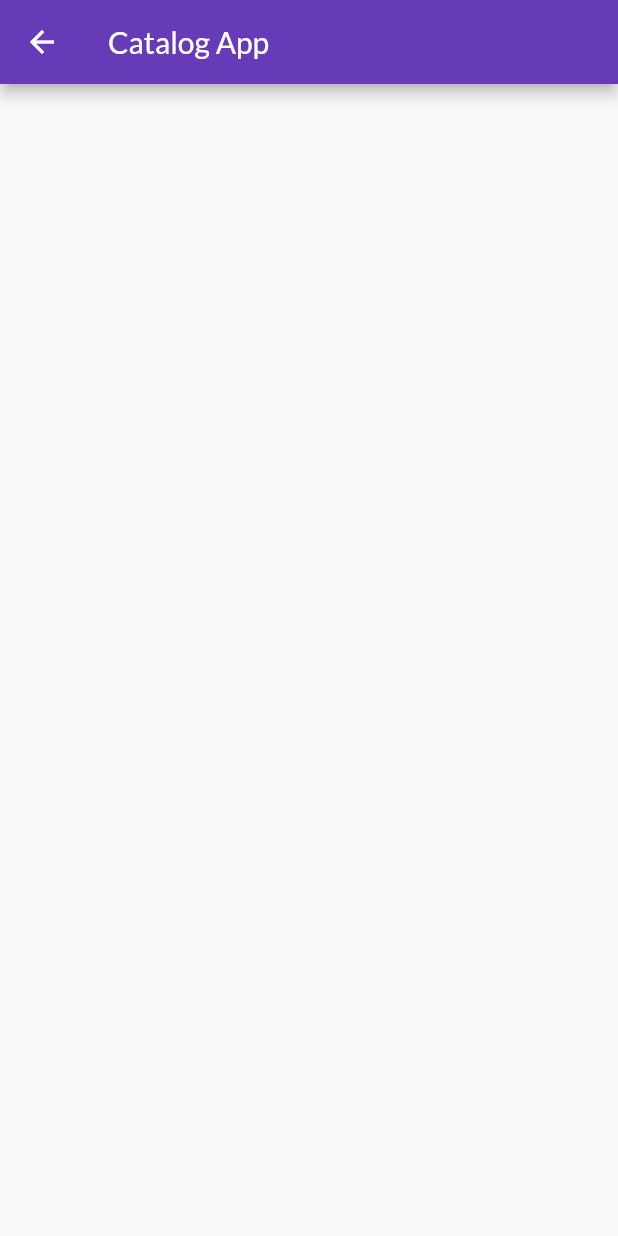
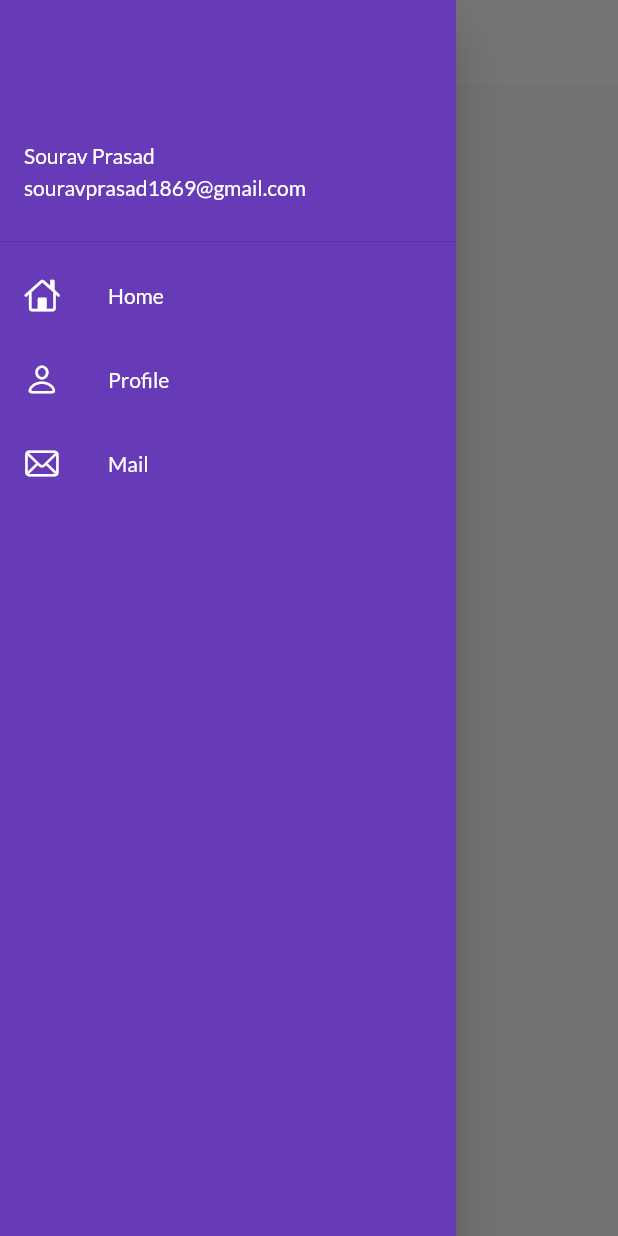
Before and after one commit to nerd-sourav/Catalog-App, a Flutter app: the screen it shows after launch, with the side drawer open (before the commit the screen has no drawer), on a phone screen of 412 x 824 dp. Run offline on Flutter 3.47's test engine with Material 2 defaults, Android fonts, the phone set to English and light mode, and no system bars; our stand-ins replace google_fonts.

Commit message:
drawer  complete

```diff
--- a/lib/main.dart
+++ b/lib/main.dart
@@ -14,9 +14,12 @@ class MyApp extends StatelessWidget {
     return MaterialApp(
       themeMode: ThemeMode.light,
       theme: ThemeData(
-        primarySwatch: Colors.deepPurple,
-        fontFamily: GoogleFonts.lato().fontFamily,
-      ),
+          primarySwatch: Colors.deepPurple,
+          fontFamily: GoogleFonts.lato().fontFamily,
+          appBarTheme: AppBarTheme(
+              backgroundColor: Colors.white,
+              elevation: 0.0,
+              iconTheme: IconThemeData(color: Colors.black))),
       initialRoute: MyRoutes.homeRoute,
       darkTheme: ThemeData(brightness: Brightness.dark),
       routes: {
--- a/lib/pages/home_page.dart
+++ b/lib/pages/home_page.dart
@@ -1,3 +1,4 @@
+import 'package:eighthours/widgets/drawer.dart';
 import 'package:flutter/material.dart';
 
 class HomePage extends StatelessWidget {
@@ -7,6 +8,7 @@ class HomePage extends StatelessWidget {
       appBar: AppBar(
         title: Text("Catalog App"),
       ),
+      drawer: MyDrawer(),
     );
   }
 }
--- /dev/null
+++ b/lib/widgets/drawer.dart
@@ -0,0 +1,57 @@
+import 'package:flutter/cupertino.dart';
+import 'package:flutter/material.dart';
+
+class MyDrawer extends StatelessWidget {
+  // final imageUrl =
+  //     'https://images.unsplash.com/photo-1570295999919-56ceb5ecca61?ixid=MnwxMjA3fDB8MHxwaG90by1wYWdlfHx8fGVufDB8fHx8&ixlib=rb-1.2.1&auto=format&fit=crop&w=800&q=80';
+
+  @override
+  Widget build(BuildContext context) {
+    return Drawer(
+      child: Container(
+        color: Colors.deepPurple,
+        child: ListView(
+          children: [
+            DrawerHeader(
+              padding: EdgeInsets.zero,
+              child: UserAccountsDrawerHeader(
+                accountName: Text('Sourav Prasad'),
+                accountEmail: Text('souravprasad1869@gmail.com'),
+              ),
+            ),
+            ListTile(
+              leading: Icon(
+                CupertinoIcons.home,
+                color: Colors.white,
+              ),
+              title: Text(
+                'Home',
+                style: TextStyle(color: Colors.white),
+              ),
+            ),
+            ListTile(
+              leading: Icon(
+                CupertinoIcons.person,
+                color: Colors.white,
+              ),
+              title: Text(
+                'Profile',
+                style: TextStyle(color: Colors.white),
+              ),
+            ),
+            ListTile(
+              leading: Icon(
+                CupertinoIcons.mail,
+                color: Colors.white,
+              ),
+              title: Text(
+                'Mail',
+                style: TextStyle(color: Colors.white),
+              ),
+            ),
+          ],
+        ),
+      ),
+    );
+  }
+}
```
